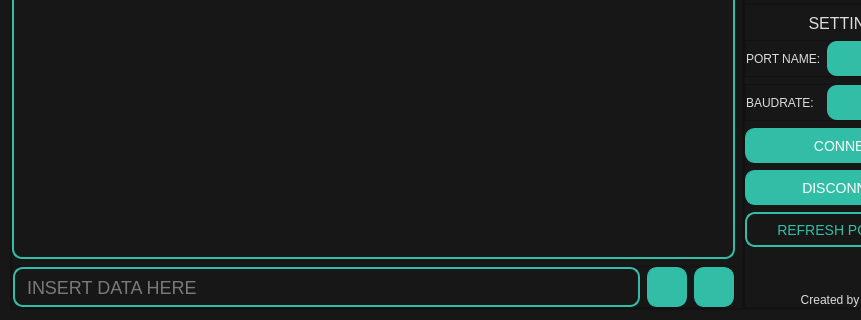
Above: UI_SERIAL_Terminal.ui from JoaquinAllione/SerialTerminal_PyQt5 before the change; both pictures show x 0 to 861 and y 192 to 512 of the 965 by 512 pixel window. Below: the same form after it.
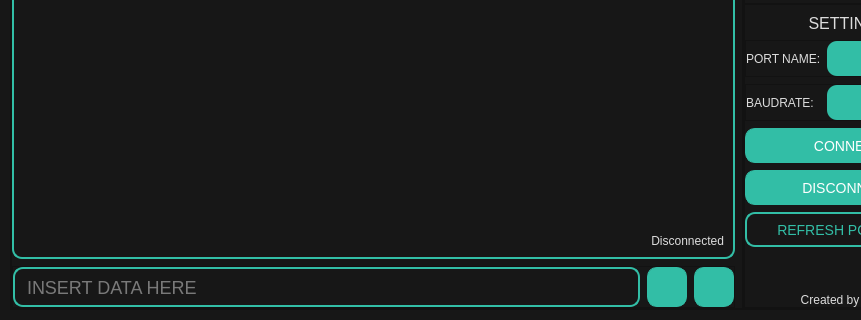
That is the form after the change. Icons and pictures are not drawn.

Commit message: Agregado de label_status.

```diff
--- a/UI_SERIAL_Terminal.ui
+++ b/UI_SERIAL_Terminal.ui
@@ -131,6 +131,24 @@
                </property>
               </widget>
              </item>
+             <item>
+              <widget class="QLabel" name="label_status">
+               <property name="font">
+                <font>
+                 <family>Nirmala UI</family>
+                </font>
+               </property>
+               <property name="styleSheet">
+                <string notr="true">border: none;</string>
+               </property>
+               <property name="text">
+                <string>Disconnected</string>
+               </property>
+               <property name="alignment">
+                <set>Qt::AlignRight|Qt::AlignTrailing|Qt::AlignVCenter</set>
+               </property>
+              </widget>
+             </item>
             </layout>
            </widget>
           </item>
```
Left out of the diff: 16 changed lines with no effect on the pictures. The commit also changes 3 other files.
